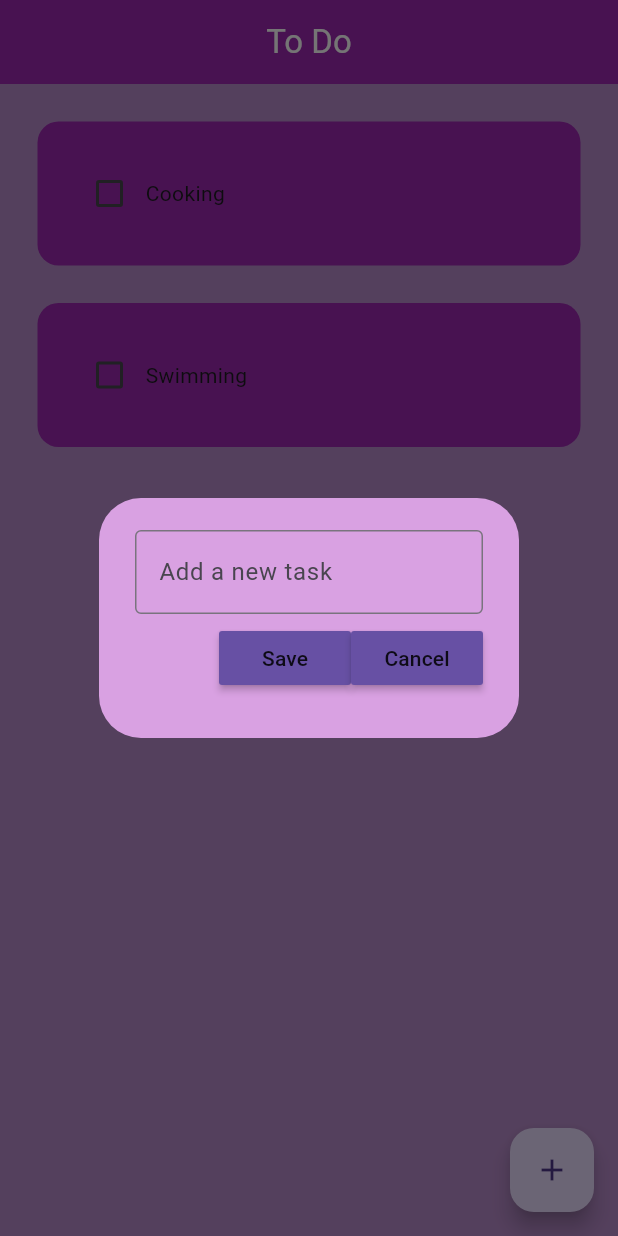
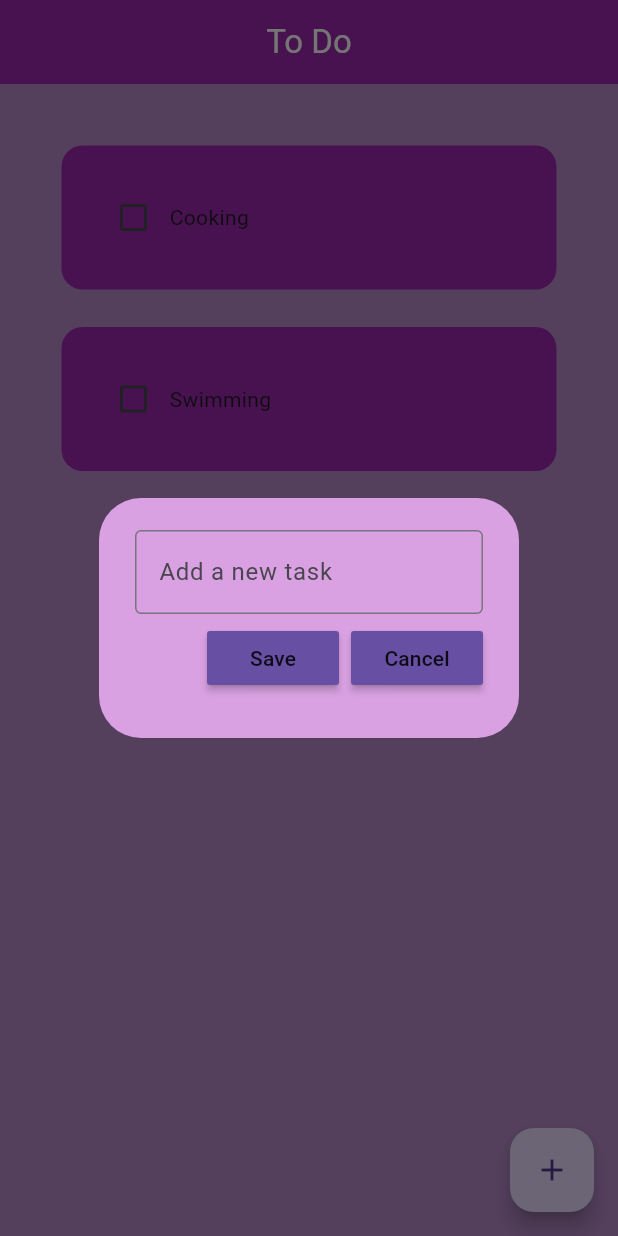
Before and after one commit to oishylea/Flutter-To-Do-List-App, a Flutter app: the screen it shows after launch, after a tap on the "add" icon, on a phone screen of 412 x 824 dp. Run offline on Flutter 3.47's test engine with Material 3 defaults, Android fonts, the phone set to English and light mode, and no system bars; our stand-ins replace device_preview.

```diff
--- a/ToDoApp/to_do_app/lib/pages/home_page.dart
+++ b/ToDoApp/to_do_app/lib/pages/home_page.dart
@@ -9,28 +9,40 @@ class HomePage extends StatefulWidget {
 }
 
 class _HomePageState extends State<HomePage> {
+  //text controller
+  final _controller = TextEditingController();
 
   //list of todo task
-
   List toDoList = [
-    ["Cooking",false,],
-    ["Swimming",false,],
-
+    ["Cooking", false],
+    ["Swimming", false],
   ];
 
-  void checkBoxChanged(bool? value, int index){
-
-    setState((){
+  void checkBoxChanged(bool? value, int index) {
+    setState(() {
       toDoList[index][1] = !toDoList[index][1];
     });
   }
 
-  void createNewTask(){
+  void saveNewTask() {
+    setState(() {
+      toDoList.add([_controller.text, false]);
+      _controller.clear();
+    });
+    Navigator.of(context).pop();
+  }
+
+  void createNewTask() {
     showDialog(
       context: context,
-      builder: (context){
-      return DialogBox();
-    });
+      builder: (context) {
+        return DialogBox(
+          controller: _controller,
+          onSave: saveNewTask,
+          onCancel: () => Navigator.of(context).pop(),
+        );
+      },
+    );
   }
 
   @override
@@ -44,25 +56,25 @@ class _HomePageState extends State<HomePage> {
           child: const Text('To Do'),
         ),
       ),
-
       floatingActionButton: FloatingActionButton(
         onPressed: createNewTask,
-      child: Icon(Icons.add),
+        child: const Icon(Icons.add),
       ),
-
-
-      body: ListView.builder(
-
+      body: Padding(
+        padding: const EdgeInsets.all(16.0),
+        child: Expanded(
+          child: ListView.builder(
             itemCount: toDoList.length,
-        itemBuilder: (context,index){
+            itemBuilder: (context, index) {
               return ToDoTile(
                 taskName: toDoList[index][0],
                 taskCompleted: toDoList[index][1],
-            onChanged: (value) => checkBoxChanged(value,index), );
-        }
-
-      )
-
+                onChanged: (value) => checkBoxChanged(value, index),
+              );
+            },
+          ),
+        ),
+      ),
     );
   }
 }
--- a/ToDoApp/to_do_app/lib/util/dialog_box.dart
+++ b/ToDoApp/to_do_app/lib/util/dialog_box.dart
@@ -2,7 +2,15 @@ import 'package:flutter/material.dart';
 import 'package:to_do_app/util/my_button.dart';
 
 class DialogBox extends StatelessWidget {
-  const DialogBox({super.key});
+  final controller;
+  VoidCallback onSave;
+  VoidCallback onCancel;
+
+  DialogBox({
+    super.key,
+    required this.controller,
+    required this.onSave,
+    required this.onCancel,});
 
   Widget build(BuildContext context){
     return AlertDialog(
@@ -14,6 +22,9 @@ class DialogBox extends StatelessWidget {
           children: [
 
           TextField(
+
+            controller: controller,
+
             decoration: InputDecoration(border: OutlineInputBorder(),
             hintText: "Add a new task"),
           ),
@@ -22,8 +33,9 @@ class DialogBox extends StatelessWidget {
               mainAxisAlignment: MainAxisAlignment.end,
               children: [
 
-              MyButton(text: "Save", onPressed: (){}),
-              MyButton(text: "Cancel", onPressed: (){}),
+              MyButton(text: "Save", onPressed: onSave),
+              const SizedBox(width: 8,),
+              MyButton(text: "Cancel", onPressed: onCancel),
 
 
 
```
Lines whose indentation alone changed are shown as unchanged.
